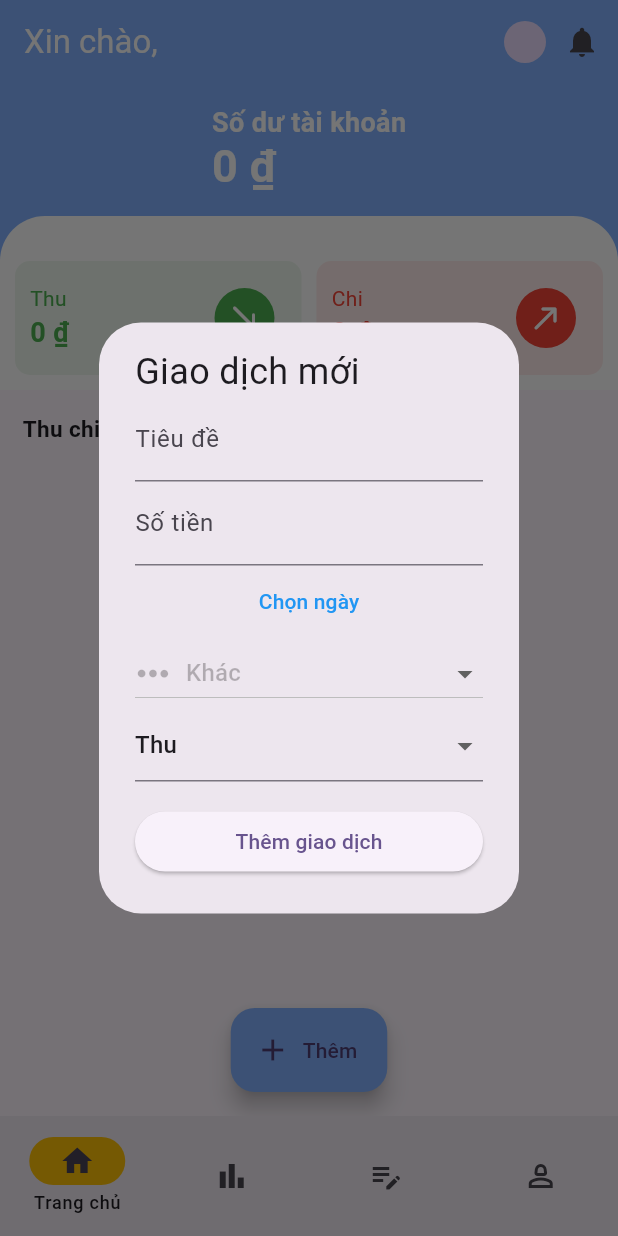
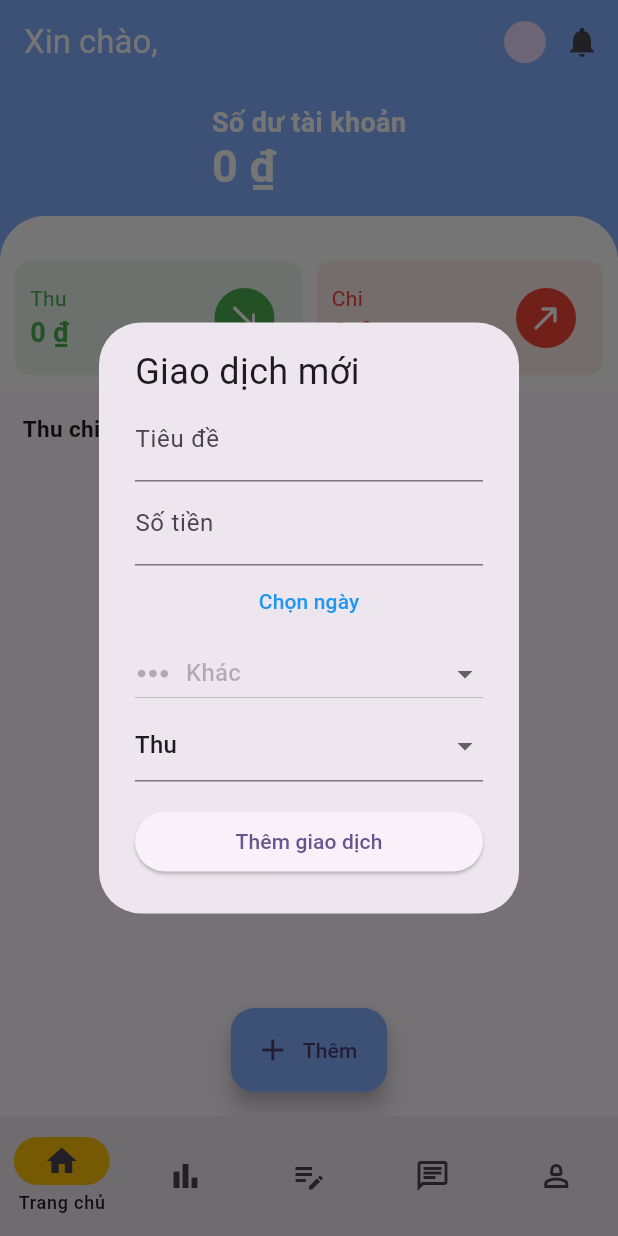
Before and after one commit to nvan2903/QuanLyChiTieu, a Flutter app: the screen it shows once a user with an empty profile is signed in, after a tap on "Thêm", on a phone screen of 412 x 824 dp. Run offline on Flutter 3.47's test engine with Material 3 defaults, Android fonts, the light colour scheme and no system bars; our stand-ins replace cloud_firestore, firebase_auth, firebase_core, firebase_storage, fl_chart, flutter_gemini and 4 more; missing offline and left inert: flutter_phone_direct_caller; accounts and stored records are empty; network calls fail.

Commit message:
feat: add chat with gemini

```diff
--- a/lib/main.dart
+++ b/lib/main.dart
@@ -1,14 +1,20 @@
 import 'package:expense_tracker/widgets/auth_gate.dart';
 import 'package:firebase_core/firebase_core.dart';
 import 'package:flutter/material.dart';
-
+import 'package:flutter_gemini/flutter_gemini.dart';
 import 'firebase_options.dart';
 
 Future<void> main() async {
   WidgetsFlutterBinding.ensureInitialized();
+
+  // Initialize Firebase
   await Firebase.initializeApp(
     options: DefaultFirebaseOptions.currentPlatform,
   );
+
+  // Initialize Gemini with your API key
+  Gemini.init(apiKey: 'AIzaSyCMDHADVcf1EITJGrXIHcgtqyzVZ1-pBgc');
+
   runApp(const MyApp());
 }
 
@@ -31,7 +37,7 @@ class MyApp extends StatelessWidget {
         primarySwatch: Colors.blue,
       ),
       debugShowCheckedModeBanner: false,
-      home: AuthGate(),
+      home: AuthGate(),  // Your authentication gate
     );
   }
 }
--- a/lib/screens/dashboard.dart
+++ b/lib/screens/dashboard.dart
@@ -2,6 +2,7 @@ import 'package:expense_tracker/screens/home/home_screen.dart';
 import 'package:expense_tracker/screens/profile/profile_screen.dart';
 import 'package:expense_tracker/screens/statistics/statistics_screen.dart';
 import 'package:expense_tracker/screens/transactions/transactions_screen.dart';
+import 'package:expense_tracker/screens/chat_screen.dart';
 import 'package:expense_tracker/widgets/navbar.dart';
 import 'package:flutter/cupertino.dart';
 import 'package:flutter/material.dart';
@@ -20,6 +21,7 @@ class _DashboardState extends State<Dashboard> {
     HomeScreen(),
     StatisticsScreen(),
     TransactionsScreen(),
+    ChatScreen(),
     ProfileScreen(),
   ];
 
--- a/lib/widgets/navbar.dart
+++ b/lib/widgets/navbar.dart
@@ -33,6 +33,11 @@ class Navbar extends StatelessWidget {
           label: 'Giao dịch',
         ),
         NavigationDestination(
+          selectedIcon: Icon(Icons.chat),
+          icon: Icon(Icons.chat_outlined),
+          label: 'Chatbox',
+        ),
+        NavigationDestination(
           selectedIcon: Icon(Icons.person_2),
           icon: Icon(Icons.person_2_outlined),
           label: 'Trang cá nhân',
--- a/pubspec.yaml
+++ b/pubspec.yaml
@@ -35,7 +35,7 @@ dependencies:
   cloud_firestore: ^5.1.0
   firebase_storage: ^12.1.1
   google_sign_in: ^6.2.1
-  image_picker: ^1.0.0+1
+  image_picker: ^1.1.2
   font_awesome_flutter: ^10.7.0
   fl_chart: ^0.68.0
   uuid: ^4.4.0
@@ -50,6 +50,9 @@ dependencies:
   # Use with the CupertinoIcons class for iOS style icons.
   cupertino_icons: ^1.0.6
   badges: ^3.1.2
+  http: ^1.2.2
+  flutter_gemini: ^2.0.5
+  lottie: ^1.2.1
 
 dev_dependencies:
   flutter_test:
```
Also changed, not shown: pubspec.lock.
